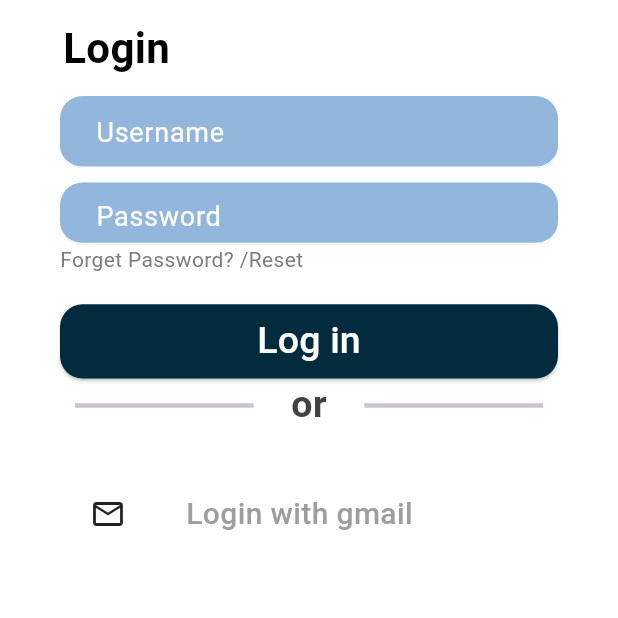
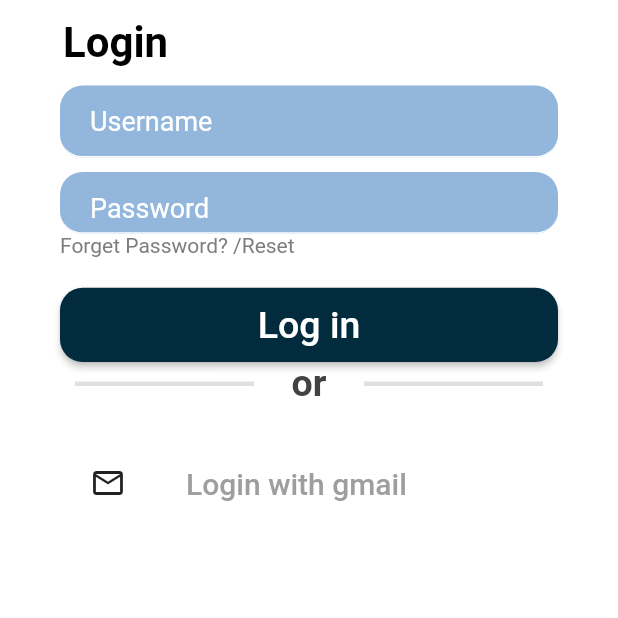
Before and after one commit to vaishnavi185/studyhub2, a Flutter app: the screen it shows after launch, on a phone screen of 412 x 824 dp, the top half of it. Run offline on Flutter 3.47's test engine with Material 2 defaults, Android fonts, the phone set to English and light mode, and no system bars; our stand-ins replace hexcolor.

Commit message:
study app

```diff
--- a/lib/main.dart
+++ b/lib/main.dart
@@ -13,25 +13,8 @@ class MyApp extends StatelessWidget {
   Widget build(BuildContext context) {
     return MaterialApp(
       title: 'Flutter Demo',
-      theme: ThemeData(
-        // This is the theme of your application.
-        //
-        // TRY THIS: Try running your application with "flutter run". You'll see
-        // the application has a blue toolbar. Then, without quitting the app,
-        // try changing the seedColor in the colorScheme below to Colors.green
-        // and then invoke "hot reload" (save your changes or press the "hot
-        // reload" button in a Flutter-supported IDE, or press "r" if you used
-        // the command line to start the app).
-        //
-        // Notice that the counter didn't reset back to zero; the application
-        // state is not lost during the reload. To reset the state, use hot
-        // restart instead.
-        //
-        // This works for code too, not just values: Most code changes can be
-        // tested with just a hot reload.
-        colorScheme: ColorScheme.fromSeed(seedColor: Colors.deepPurple),
-        useMaterial3: true,
-      ),
+      debugShowCheckedModeBanner: false,
+
       home: splash()
     );
   }
```
